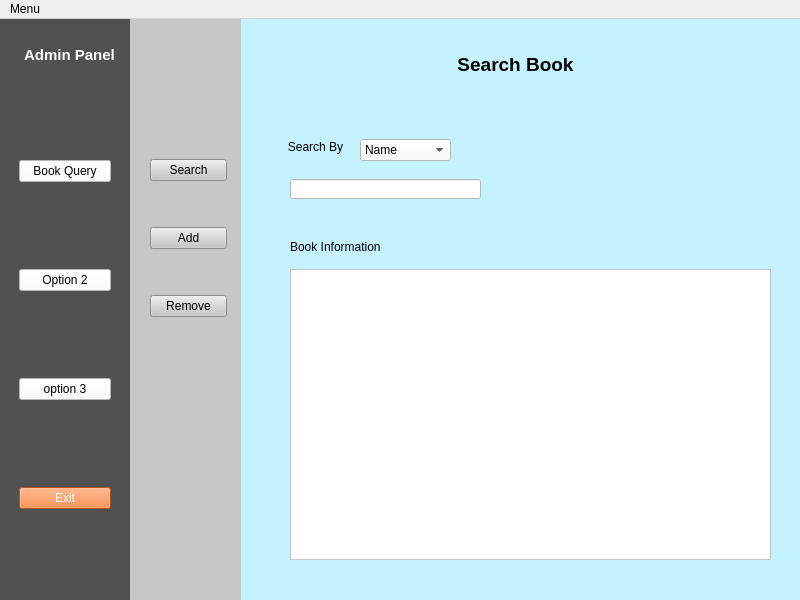
Before: the Qt Designer form ui/admin.ui in mursalatul/library-management-system, drawn with Qt 5.
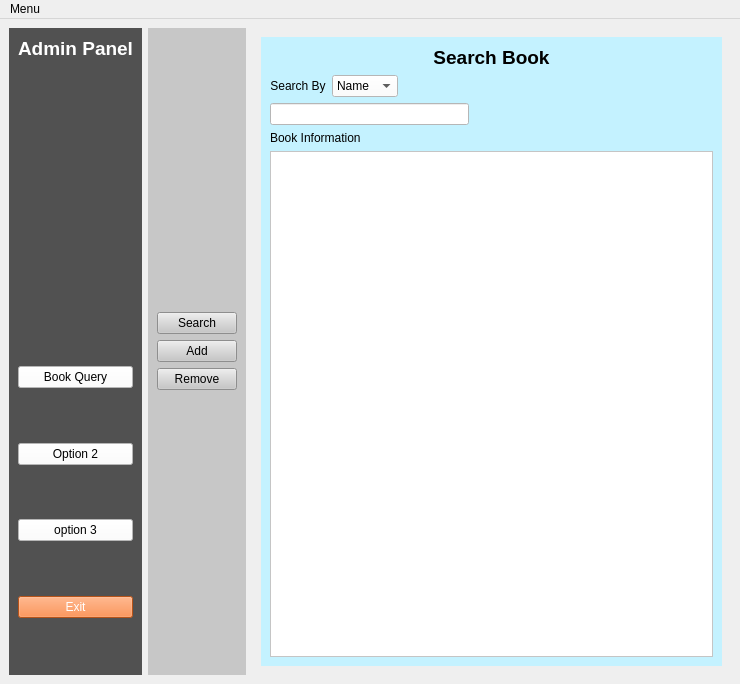
After: the same form once the commit is applied. Icons and pictures are not drawn.

Commit message: make the admin page responsive

Diff of the .ui file:
```diff
--- a/ui/admin.ui
+++ b/ui/admin.ui
@@ -6,50 +6,183 @@
    <rect>
     <x>0</x>
     <y>0</y>
-    <width>800</width>
-    <height>600</height>
+    <width>740</width>
+    <height>684</height>
    </rect>
   </property>
-  <property name="minimumSize">
-   <size>
-    <width>800</width>
-    <height>600</height>
-   </size>
-  </property>
-  <property name="maximumSize">
-   <size>
-    <width>800</width>
-    <height>600</height>
-   </size>
-  </property>
   <property name="windowTitle">
    <string>MainWindow</string>
   </property>
   <widget class="QWidget" name="centralwidget">
+   <layout class="QGridLayout" name="gridLayout">
+    <item row="0" column="3">
+     <widget class="QStackedWidget" name="stackedWidget">
+      <widget class="QWidget" name="page">
+       <layout class="QGridLayout" name="gridLayout_2">
+        <item row="0" column="0">
+         <widget class="QWidget" name="widget_operations" native="true">
+          <property name="styleSheet">
+           <string notr="true">background-color: rgb(196, 242, 255);</string>
+          </property>
+          <layout class="QGridLayout" name="gridLayout_4">
+           <item row="1" column="0">
+            <layout class="QVBoxLayout" name="verticalLayout_2">
+             <item>
+              <layout class="QHBoxLayout" name="horizontalLayout">
+               <item>
+                <widget class="QLabel" name="label">
+                 <property name="text">
+                  <string>Search By</string>
+                 </property>
+                 <property name="alignment">
+                  <set>Qt::AlignCenter</set>
+                 </property>
+                </widget>
+               </item>
+               <item>
+                <widget class="QComboBox" name="comboBox_book_search_by">
+                 <property name="styleSheet">
+                  <string notr="true">background-color: rgb(255, 255, 255);</string>
+                 </property>
+                 <item>
+                  <property name="text">
+                   <string>Name</string>
+                  </property>
+                 </item>
+                 <item>
+                  <property name="text">
+                   <string>ID</string>
+                  </property>
+                 </item>
+                 <item>
+                  <property name="text">
+                   <string>Author</string>
+                  </property>
+                 </item>
+                </widget>
+               </item>
+               <item>
+                <spacer name="horizontalSpacer">
+                 <property name="orientation">
+                  <enum>Qt::Horizontal</enum>
+                 </property>
+                 <property name="sizeHint" stdset="0">
+                  <size>
+                   <width>40</width>
+                   <height>20</height>
+                  </size>
+                 </property>
+                </spacer>
+               </item>
+              </layout>
+             </item>
+             <item>
+              <layout class="QHBoxLayout" name="horizontalLayout_2">
+               <item>
+                <widget class="QLineEdit" name="lineEdit_comboBox_targetted">
+                 <property name="styleSheet">
+                  <string notr="true">background-color: rgb(255, 255, 255);</string>
+                 </property>
+                </widget>
+               </item>
+               <item>
+                <widget class="QPushButton" name="pushButton_for_lineEdit_comboBox_targetted">
+                 <property name="text">
+                  <string/>
+                 </property>
+                 <property name="icon">
+                  <iconset resource="../data/icons/icons_resource.qrc">
+                   <normaloff>:/icons/search.png</normaloff>:/icons/search.png</iconset>
+                 </property>
+                 <property name="iconSize">
+                  <size>
+                   <width>20</width>
+                   <height>20</height>
+                  </size>
+                 </property>
+                 <property name="flat">
+                  <bool>true</bool>
+                 </property>
+                </widget>
+               </item>
+               <item>
+                <spacer name="horizontalSpacer_2">
+                 <property name="orientation">
+                  <enum>Qt::Horizontal</enum>
+                 </property>
+                 <property name="sizeHint" stdset="0">
+                  <size>
+                   <width>40</width>
+                   <height>20</height>
+                  </size>
+                 </property>
+                </spacer>
+               </item>
+              </layout>
+             </item>
+            </layout>
+           </item>
+           <item row="2" column="0">
+            <layout class="QVBoxLayout" name="verticalLayout">
+             <item>
+              <widget class="QLabel" name="label_3">
+               <property name="text">
+                <string>Book Information</string>
+               </property>
+              </widget>
+             </item>
+             <item>
+              <widget class="QTextBrowser" name="textBrowser_book_information">
+               <property name="styleSheet">
+                <string notr="true">background-color: rgb(255, 255, 255);</string>
+               </property>
+              </widget>
+             </item>
+            </layout>
+           </item>
+           <item row="0" column="0">
+            <widget class="QLabel" name="label_2">
+             <property name="font">
+              <font>
+               <pointsize>14</pointsize>
+               <weight>75</weight>
+               <bold>true</bold>
+              </font>
+             </property>
+             <property name="text">
+              <string>Search Book</string>
+             </property>
+             <property name="alignment">
+              <set>Qt::AlignCenter</set>
+             </property>
+            </widget>
+           </item>
+          </layout>
+         </widget>
+        </item>
+       </layout>
+      </widget>
+      <widget class="QWidget" name="page_2"/>
+     </widget>
+    </item>
+    <item row="0" column="0">
    <widget class="QWidget" name="widget_main_options" native="true">
-    <property name="geometry">
-     <rect>
-      <x>-1</x>
-      <y>0</y>
-      <width>131</width>
-      <height>600</height>
-     </rect>
-    </property>
     <property name="styleSheet">
      <string notr="true">background-color: rgb(81, 81, 81);</string>
     </property>
+      <layout class="QGridLayout" name="gridLayout_3">
+       <property name="leftMargin">
+        <number>9</number>
+       </property>
+       <item row="0" column="0">
+        <layout class="QVBoxLayout" name="verticalLayout_3">
+         <item>
+          <layout class="QHBoxLayout" name="horizontalLayout_3">
+           <item>
     <widget class="QLabel" name="label_admin_panel">
-     <property name="geometry">
-      <rect>
-       <x>20</x>
-       <y>20</y>
-       <width>101</width>
-       <height>31</height>
-      </rect>
-     </property>
      <property name="font">
       <font>
-       <pointsize>11</pointsize>
+               <pointsize>14</pointsize>
        <weight>75</weight>
        <bold>true</bold>
       </font>
@@ -64,16 +197,24 @@
       <set>Qt::AlignCenter</set>
      </property>
     </widget>
-    <widget class="QWidget" name="layoutWidget">
-     <property name="geometry">
-      <rect>
-       <x>20</x>
-       <y>60</y>
-       <width>92</width>
-       <height>511</height>
-      </rect>
-     </property>
-     <layout class="QVBoxLayout" name="verticalLayout">
+           </item>
+          </layout>
+         </item>
+         <item>
+          <spacer name="verticalSpacer_2">
+           <property name="orientation">
+            <enum>Qt::Vertical</enum>
+           </property>
+           <property name="sizeHint" stdset="0">
+            <size>
+             <width>20</width>
+             <height>40</height>
+            </size>
+           </property>
+          </spacer>
+         </item>
+         <item>
+          <layout class="QVBoxLayout" name="verticalLayout_4">
       <item>
        <widget class="QPushButton" name="pushButton_book_query">
         <property name="font">
@@ -97,6 +238,19 @@
         </property>
        </widget>
       </item>
+           <item>
+            <spacer name="verticalSpacer_3">
+             <property name="orientation">
+              <enum>Qt::Vertical</enum>
+             </property>
+             <property name="sizeHint" stdset="0">
+              <size>
+               <width>20</width>
+               <height>40</height>
+              </size>
+             </property>
+            </spacer>
+           </item>
       <item>
        <widget class="QPushButton" name="pushButton">
         <property name="styleSheet">
@@ -107,6 +261,19 @@
         </property>
        </widget>
       </item>
+           <item>
+            <spacer name="verticalSpacer_4">
+             <property name="orientation">
+              <enum>Qt::Vertical</enum>
+             </property>
+             <property name="sizeHint" stdset="0">
+              <size>
+               <width>20</width>
+               <height>40</height>
+              </size>
+             </property>
+            </spacer>
+           </item>
       <item>
        <widget class="QPushButton" name="pushButton_2">
         <property name="styleSheet">
@@ -117,6 +284,19 @@
         </property>
        </widget>
       </item>
+           <item>
+            <spacer name="verticalSpacer_5">
+             <property name="orientation">
+              <enum>Qt::Vertical</enum>
+             </property>
+             <property name="sizeHint" stdset="0">
+              <size>
+               <width>20</width>
+               <height>40</height>
+              </size>
+             </property>
+            </spacer>
+           </item>
       <item>
        <widget class="QPushButton" name="pushButton_exit">
         <property name="font">
@@ -137,178 +317,36 @@
         </property>
        </widget>
       </item>
-     </layout>
-    </widget>
-   </widget>
-   <widget class="QWidget" name="widget_operations" native="true">
-    <property name="geometry">
-     <rect>
-      <x>240</x>
-      <y>0</y>
-      <width>561</width>
-      <height>600</height>
-     </rect>
-    </property>
-    <property name="styleSheet">
-     <string notr="true">background-color: rgb(196, 242, 255);</string>
-    </property>
-    <widget class="QLabel" name="label">
-     <property name="geometry">
-      <rect>
-       <x>40</x>
-       <y>120</y>
-       <width>71</width>
-       <height>16</height>
-      </rect>
-     </property>
-     <property name="text">
-      <string>Search By</string>
-     </property>
-     <property name="alignment">
-      <set>Qt::AlignCenter</set>
-     </property>
-    </widget>
-    <widget class="QLabel" name="label_2">
-     <property name="geometry">
-      <rect>
-       <x>200</x>
-       <y>30</y>
-       <width>151</width>
-       <height>31</height>
-      </rect>
-     </property>
-     <property name="font">
-      <font>
-       <pointsize>14</pointsize>
-       <weight>75</weight>
-       <bold>true</bold>
-      </font>
-     </property>
-     <property name="text">
-      <string>Search Book</string>
-     </property>
-     <property name="alignment">
-      <set>Qt::AlignCenter</set>
-     </property>
-    </widget>
-    <widget class="QComboBox" name="comboBox_book_search_by">
-     <property name="geometry">
-      <rect>
-       <x>120</x>
-       <y>120</y>
-       <width>91</width>
-       <height>22</height>
-      </rect>
-     </property>
-     <property name="styleSheet">
-      <string notr="true">background-color: rgb(255, 255, 255);</string>
-     </property>
      <item>
-      <property name="text">
-       <string>Name</string>
-      </property>
-     </item>
-     <item>
-      <property name="text">
-       <string>ID</string>
-      </property>
-     </item>
-     <item>
-      <property name="text">
-       <string>Author</string>
-      </property>
-     </item>
-    </widget>
-    <widget class="QLineEdit" name="lineEdit_comboBox_targetted">
-     <property name="geometry">
-      <rect>
-       <x>50</x>
-       <y>160</y>
-       <width>191</width>
-       <height>20</height>
-      </rect>
-     </property>
-     <property name="styleSheet">
-      <string notr="true">background-color: rgb(255, 255, 255);</string>
-     </property>
-    </widget>
-    <widget class="QPushButton" name="pushButton_for_lineEdit_comboBox_targetted">
-     <property name="geometry">
-      <rect>
-       <x>250</x>
-       <y>160</y>
-       <width>31</width>
-       <height>23</height>
-      </rect>
-     </property>
-     <property name="text">
-      <string/>
-     </property>
-     <property name="icon">
-      <iconset resource="../data/icons/icons_resource.qrc">
-       <normaloff>:/icons/search.png</normaloff>:/icons/search.png</iconset>
-     </property>
-     <property name="iconSize">
+            <spacer name="verticalSpacer">
+             <property name="orientation">
+              <enum>Qt::Vertical</enum>
+             </property>
+             <property name="sizeHint" stdset="0">
       <size>
        <width>20</width>
-       <height>20</height>
-      </size>
-     </property>
-     <property name="flat">
-      <bool>true</bool>
-     </property>
-    </widget>
-    <widget class="QLabel" name="label_3">
-     <property name="geometry">
-      <rect>
-       <x>50</x>
-       <y>220</y>
-       <width>91</width>
-       <height>16</height>
-      </rect>
-     </property>
-     <property name="text">
-      <string>Book Information</string>
-     </property>
-    </widget>
-    <widget class="QTextBrowser" name="textBrowser_book_information">
-     <property name="geometry">
-      <rect>
-       <x>50</x>
-       <y>250</y>
-       <width>481</width>
-       <height>291</height>
-      </rect>
-     </property>
-     <property name="styleSheet">
-      <string notr="true">background-color: rgb(255, 255, 255);</string>
-     </property>
-    </widget>
-   </widget>
+               <height>40</height>
+              </size>
+             </property>
+            </spacer>
+           </item>
+          </layout>
+         </item>
+        </layout>
+       </item>
+      </layout>
+     </widget>
+    </item>
+    <item row="0" column="1">
    <widget class="QWidget" name="widget_sub_options_book_query" native="true">
-    <property name="geometry">
-     <rect>
-      <x>130</x>
-      <y>0</y>
-      <width>111</width>
-      <height>600</height>
-     </rect>
-    </property>
     <property name="styleSheet">
      <string notr="true">background-color: rgb(199, 199, 199);</string>
     </property>
-    <widget class="QWidget" name="">
-     <property name="geometry">
-      <rect>
-       <x>20</x>
-       <y>100</y>
-       <width>77</width>
-       <height>241</height>
-      </rect>
-     </property>
-     <layout class="QVBoxLayout" name="verticalLayout_2">
+      <layout class="QGridLayout" name="gridLayout_5">
+       <item row="0" column="0">
+        <layout class="QVBoxLayout" name="verticalLayout_6">
       <item>
-       <widget class="QPushButton" name="pushButton_search_book">
+          <widget class="QPushButton" name="pushButton_search_book_2">
         <property name="font">
          <font>
           <pointsize>9</pointsize>
@@ -327,7 +365,7 @@
        </widget>
       </item>
       <item>
-       <widget class="QPushButton" name="pushButton_add_book">
+          <widget class="QPushButton" name="pushButton_add_book_2">
         <property name="text">
          <string>Add</string>
         </property>
@@ -338,7 +376,7 @@
        </widget>
       </item>
       <item>
-       <widget class="QPushButton" name="pushButton_remove_book">
+          <widget class="QPushButton" name="pushButton_remove_book_2">
         <property name="text">
          <string>Remove</string>
         </property>
@@ -349,15 +387,18 @@
        </widget>
       </item>
      </layout>
-    </widget>
-   </widget>
+       </item>
+      </layout>
+     </widget>
+    </item>
+   </layout>
   </widget>
   <widget class="QMenuBar" name="menubar">
    <property name="geometry">
     <rect>
      <x>0</x>
      <y>0</y>
-     <width>800</width>
+     <width>740</width>
      <height>22</height>
     </rect>
    </property>
```
Left out of the diff: 32 changed lines with no effect on the pictures. Lines whose indentation alone changed are shown as unchanged.
